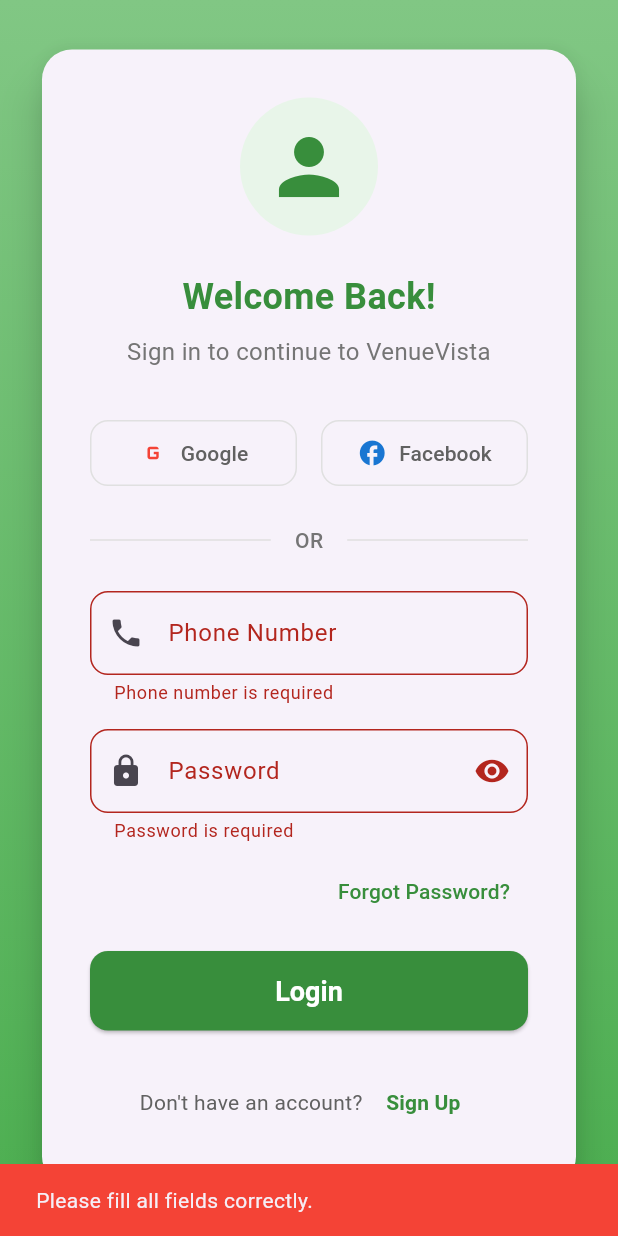
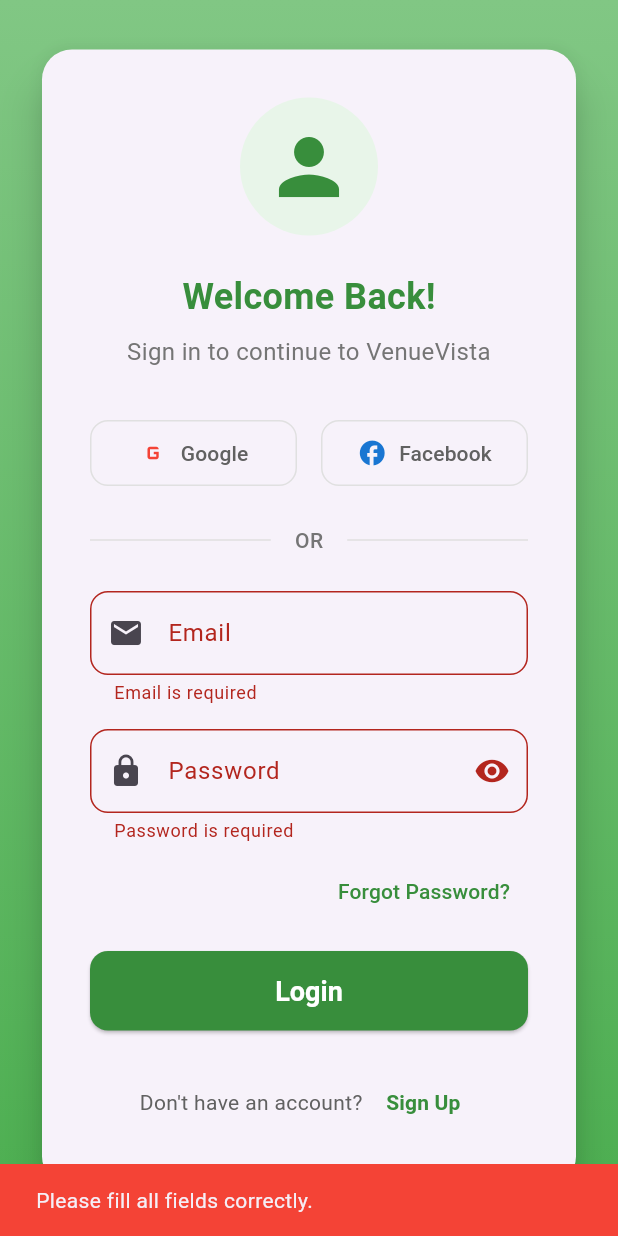
Before and after one commit to sabbir5959/VenueVista, a Flutter app: the screen it shows after launch, after a tap on "Login", on a phone screen of 412 x 824 dp. Run offline on Flutter 3.47's test engine with Material 3 defaults, Android fonts, the phone set to English and light mode, and no system bars; our stand-ins replace flutter_dotenv, pdf, printing, shared_preferences, supabase_flutter; accounts and stored records are empty.

Commit message:
done my side - SABBIR

```diff
--- a/lib/main.dart
+++ b/lib/main.dart
@@ -6,6 +6,7 @@
 import 'screens/registration_page.dart';
 import 'admin/screens/admin_dashboard.dart';
 import 'owners/screens/owner_dashboard.dart';
+import 'widgets/route_guards.dart';
 
 void main() async {
   WidgetsFlutterBinding.ensureInitialized();
@@ -36,8 +37,8 @@
         '/': (context) => const LandingPage(),
         '/login': (context) => const LoginPage(),
         '/register': (context) => const RegistrationPage(),
-        '/admin': (context) => const AdminDashboard(),
-        '/owner': (context) => const OwnerDashboard(),
+        '/admin': (context) => const AdminRouteGuard(child: AdminDashboard()),
+        '/owner': (context) => const OwnerRouteGuard(child: OwnerDashboard()),
       },
     );
   }
--- a/lib/screens/login_page.dart
+++ b/lib/screens/login_page.dart
@@ -1,6 +1,7 @@
 import 'package:flutter/material.dart';
 import 'package:flutter/services.dart';
-import '../users/dashboard.dart';
+import 'package:supabase_flutter/supabase_flutter.dart';
+import '../services/auth_service.dart';
 import 'forgot_password_page.dart';
 
 class LoginPage extends StatefulWidget {
@@ -12,7 +13,7 @@
 
 class _LoginPageState extends State<LoginPage> {
   final _formKey = GlobalKey<FormState>();
-  final TextEditingController _phoneController = TextEditingController();
+  final TextEditingController _emailController = TextEditingController();
   final TextEditingController _passwordController = TextEditingController();
 
   bool _isLoading = false;
@@ -20,17 +21,17 @@
 
   @override
   void dispose() {
-    _phoneController.dispose();
+    _emailController.dispose();
     _passwordController.dispose();
     super.dispose();
   }
 
-  String? _validatePhone(String? value) {
+  String? _validateEmail(String? value) {
     if (value == null || value.isEmpty) {
-      return 'Phone number is required';
+      return 'Email is required';
     }
-    if (value.length != 11) {
-      return 'Phone number must be 11 digits';
+    if (!RegExp(r'^[\w-\.]+@([\w-]+\.)+[\w-]{2,4}$').hasMatch(value)) {
+      return 'Please enter a valid email';
     }
     return null;
   }
@@ -51,45 +52,49 @@
         _isLoading = true;
       });
 
-      // Simulate network delay
-      await Future.delayed(const Duration(seconds: 2));
-
-      if (mounted) {
-        // Check for admin, owner and user credentials
-        String phone = _phoneController.text.trim();
+      try {
+        String email = _emailController.text.trim();
         String password = _passwordController.text.trim();
 
-        // Debug prints
-        print('Entered phone: "$phone"');
-        print('Entered password: "$password"');
-        print('Phone length: ${phone.length}');
-        print('Password length: ${password.length}');
+        // Supabase Authentication
+        final AuthResponse response = await Supabase.instance.client.auth
+            .signInWithPassword(email: email, password: password);
 
-        // Admin login check
-        if (phone == "01798155814" && password == "sabbir55") {
-          _showSuccessMessage('Admin login successful! Welcome Admin.');
-          Navigator.of(context).pushReplacementNamed('/admin');
+        if (mounted && response.user != null) {
+          // Check user role using AuthService
+          final userRole = AuthService.getUserRole();
+
+          switch (userRole) {
+            case 'admin':
+              _showSuccessMessage('Admin login successful! Welcome Admin.');
+              Navigator.of(context).pushReplacementNamed('/admin');
+              break;
+            case 'owner':
+              _showSuccessMessage('Owner login successful! Welcome Owner.');
+              Navigator.of(context).pushReplacementNamed('/owner');
+              break;
+            case 'user':
+            default:
+              _showSuccessMessage('Login successful! Welcome to VenueVista.');
+              Navigator.of(context).pushReplacementNamed('/');
+              break;
+          }
         }
-        // Owner login check
-        else if (phone == "01700594133" && password == "owner123") {
-          _showSuccessMessage('Owner login successful! Welcome Owner.');
-          Navigator.of(context).pushReplacementNamed('/owner');
+      } on AuthException catch (error) {
+        if (mounted) {
+          _showErrorMessage(error.message);
         }
-        // User login check
-        else if (phone == "01533985291" && password == "kawsar47") {
-          _showSuccessMessage('User login successful! Welcome to VenueVista.');
-          Navigator.pushReplacement(
-            context,
-            MaterialPageRoute(builder: (context) => HomeActivity()),
-          );
-        } else {
-          _showErrorMessage('Invalid credentials. Please try again.');
+      } catch (error) {
+        if (mounted) {
+          _showErrorMessage('An unexpected error occurred. Please try again.');
+        }
+      } finally {
+        if (mounted) {
+          setState(() {
+            _isLoading = false;
+          });
         }
       }
-
-      setState(() {
-        _isLoading = false;
-      });
     } else {
       _showErrorMessage('Please fill all fields correctly.');
     }
@@ -293,18 +298,14 @@
                         key: _formKey,
                         child: Column(
                           children: [
-                            // Phone Number Field
+                            // Email Field
                             TextFormField(
-                              controller: _phoneController,
-                              keyboardType: TextInputType.phone,
-                              inputFormatters: [
-                                FilteringTextInputFormatter.digitsOnly,
-                                LengthLimitingTextInputFormatter(11),
-                              ],
+                              controller: _emailController,
+                              keyboardType: TextInputType.emailAddress,
                               decoration: InputDecoration(
-                                labelText: 'Phone Number',
-                                hintText: 'phone number',
-                                prefixIcon: const Icon(Icons.phone),
+                                labelText: 'Email',
+                                hintText: 'Enter your email',
+                                prefixIcon: const Icon(Icons.email),
                                 border: OutlineInputBorder(
                                   borderRadius: BorderRadius.circular(12),
                                 ),
@@ -315,7 +316,7 @@
                                   ),
                                 ),
                               ),
-                              validator: _validatePhone,
+                              validator: _validateEmail,
                             ),
 
                             const SizedBox(height: 16),
--- a/lib/services/auth_service.dart
+++ b/lib/services/auth_service.dart
@@ -0,0 +1,76 @@
+import 'package:supabase_flutter/supabase_flutter.dart';
+
+class AuthService {
+  static final SupabaseClient _client = Supabase.instance.client;
+
+  // Get current user
+  static User? get currentUser => _client.auth.currentUser;
+
+  // Get user role from metadata
+  static String getUserRole() {
+    final user = currentUser;
+    if (user == null) return 'guest';
+
+    final role = user.userMetadata?['role'] as String?;
+    return role ?? 'user'; // default to 'user' if no role is set
+  }
+
+  // Check if current user is admin
+  static bool isAdmin() {
+    return getUserRole() == 'admin';
+  }
+
+  // Check if current user is owner
+  static bool isOwner() {
+    return getUserRole() == 'owner';
+  }
+
+  // Check if current user is regular user
+  static bool isUser() {
+    final role = getUserRole();
+    return role == 'user' || role == 'guest';
+  }
+
+  // Sign out
+  static Future<void> signOut() async {
+    await _client.auth.signOut();
+  }
+
+  // Register new user
+  static Future<AuthResponse> registerUser({
+    required String email,
+    required String password,
+    required String name,
+    required String phone,
+  }) async {
+    return await _client.auth.signUp(
+      email: email,
+      password: password,
+      data: {
+        'name': name,
+        'phone': phone,
+        'role': 'user', // Default role
+      },
+    );
+  }
+
+  // Get user email
+  static String? getUserEmail() {
+    return currentUser?.email;
+  }
+
+  // Get user ID
+  static String? getUserId() {
+    return currentUser?.id;
+  }
+
+  // Get user name from metadata
+  static String? getUserName() {
+    return currentUser?.userMetadata?['name'] as String?;
+  }
+
+  // Get user phone from metadata
+  static String? getUserPhone() {
+    return currentUser?.userMetadata?['phone'] as String?;
+  }
+}
```
Also changed, not shown: lib/screens/registration_page.dart (+48 -7 lines), lib/widgets/route_guards.dart (added, +128 -0 lines), lib/screens/email_confirmation_page.dart (added), 3 other files.
